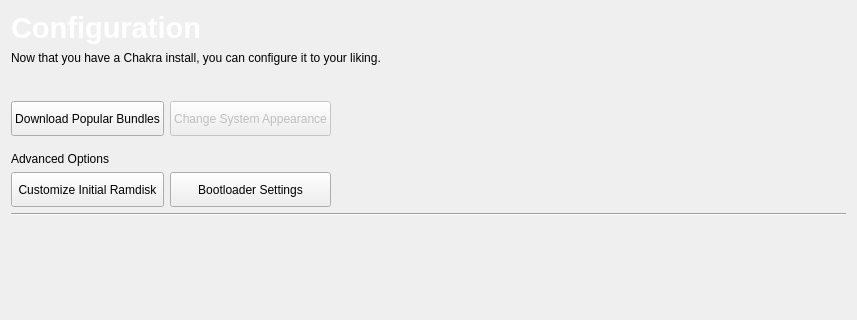
This is ui/pages/config.ui in Inkane/Tribe as Qt 5 draws it before an edit; both pictures show x 0 to 857 and y 0 to 320 of the 857 by 747 pixel window. The edited form follows.
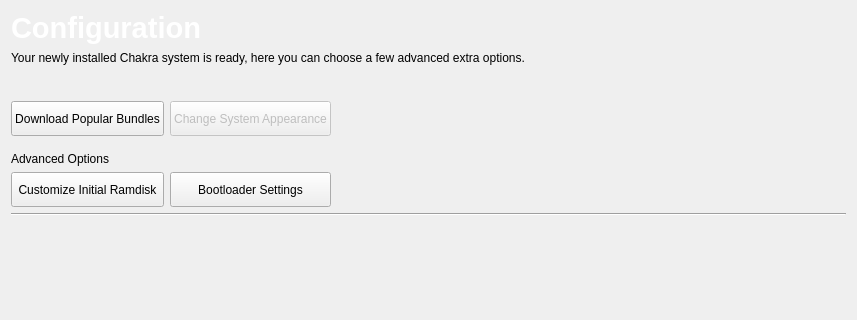
This is the edited form. Custom widgets are drawn as their Qt base class.

Commit message: removing bundle download button from visibility, text adjusted

```diff
--- a/ui/pages/config.ui
+++ b/ui/pages/config.ui
@@ -937,7 +937,7 @@
    <item row="1" column="0">
     <widget class="QLabel" name="label_2">
      <property name="text">
-      <string>Now that you have a Chakra install, you can configure it to your liking.</string>
+      <string>Your newly installed Chakra system is ready, here you can choose a few advanced extra options.</string>
      </property>
      <property name="wordWrap">
       <bool>true</bool>
```
The commit also changes 1 other file.
